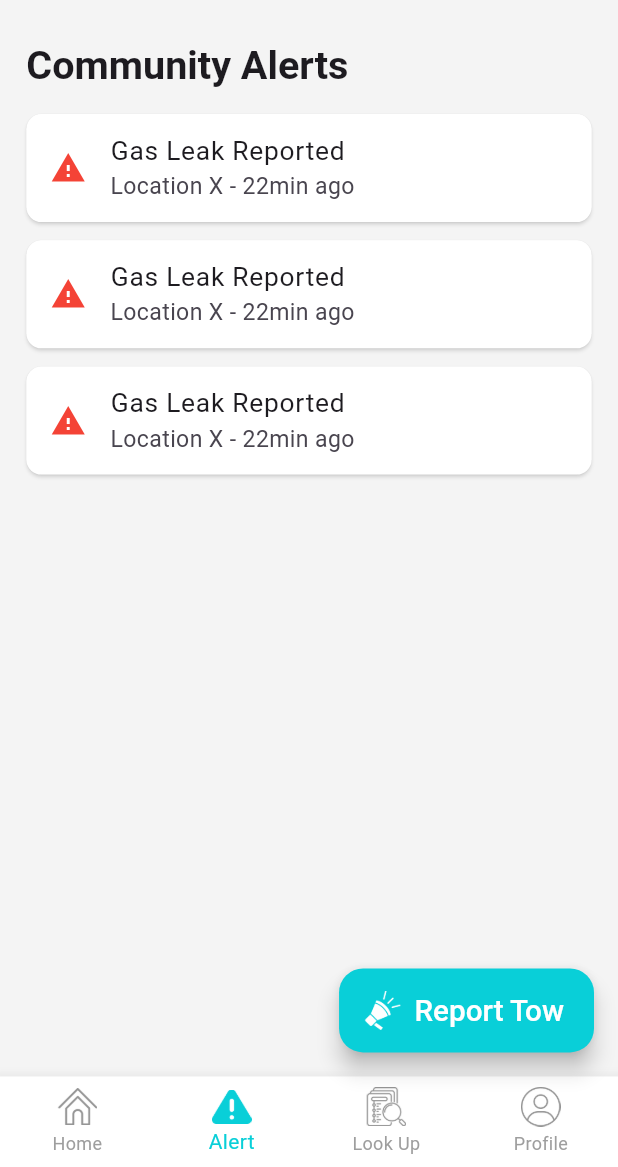
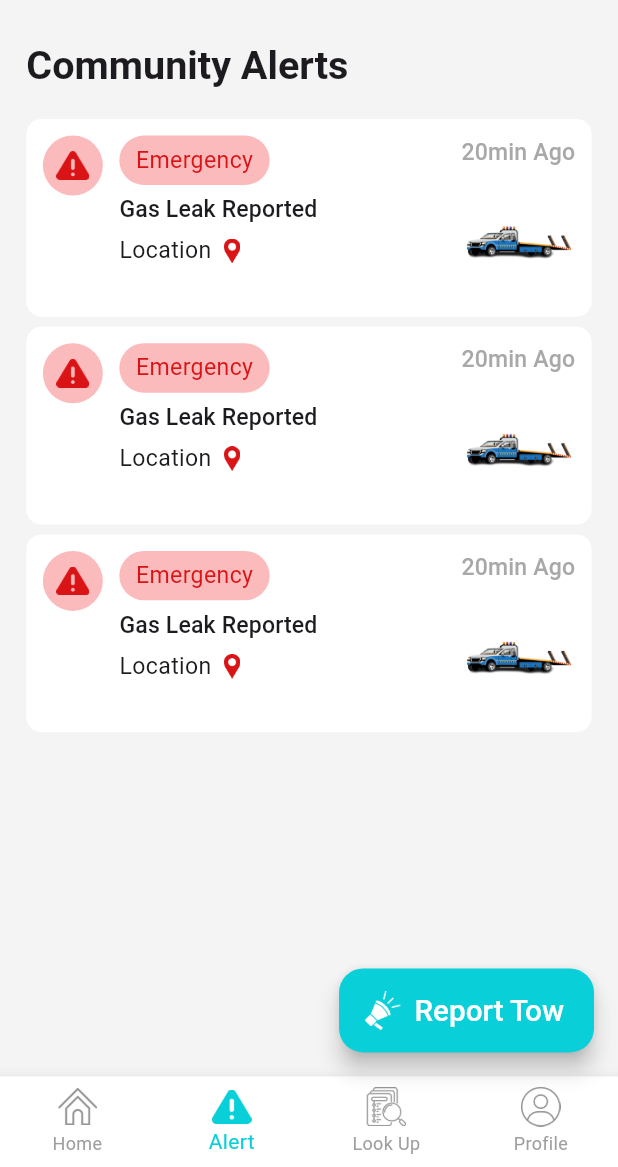
Before and after one commit to gm6534/towtrackwhiz, a Flutter app: the DashboardScreen screen opened by its route, item 2 of the bottom bar chosen, on a phone screen of 412 x 824 dp, the part 69-1236 px from its top. Run offline on Flutter 3.47's test engine with Material 3 defaults, Android fonts, the phone set to English and light mode, and no system bars; our stand-ins replace connectivity_plus, firebase_core, firebase_messaging, flutter_dotenv, flutter_screenutil, fluttertoast and 6 more; accounts and stored records are empty; project files that could hold a hidden picture were left out.

Commit message:
improve ui

```diff
--- a/lib/Controller/Dashboard/dashboard_controller.dart
+++ b/lib/Controller/Dashboard/dashboard_controller.dart
@@ -1,6 +1,6 @@
 import 'package:flutter/cupertino.dart';
 import 'package:get/get.dart';
-import 'package:towtrackwhiz/View/Dashboard/report_tow_activity_dialog.dart';
+import 'package:towtrackwhiz/View/Dashboard/Common/report_tow_activity_dialog.dart';
 
 import '../../../View/Auth/profile_screen.dart';
 import '../../../View/Dashboard/Alert/alert_screen.dart';
--- a/lib/Core/Utils/app_colors.dart
+++ b/lib/Core/Utils/app_colors.dart
@@ -6,7 +6,8 @@ class AppColors {
   static const Color white = Color(0xFFFFFFFF);
   static const Color secondary = Color(0xFF8CB8FA);
   static const Color btnRed = Color(0xFFFF4F6D);
-  static const Color redColor = Colors.red;
+  static const Color lightRed = Color(0xFFFBBABB);
+  static const Color redColor = Color(0xFFD91316);
   static const Color greyColor = Colors.grey;
   static const Color darkGreyColor = Colors.black54;
   static const Color black = Colors.black87;
--- a/lib/View/Dashboard/Alert/alert_screen.dart
+++ b/lib/View/Dashboard/Alert/alert_screen.dart
@@ -1,6 +1,8 @@
 import 'package:flutter/material.dart';
 import 'package:flutter_screenutil/flutter_screenutil.dart';
 import 'package:get/get.dart';
+
+import '../Common/alert_card_widget.dart';
 
 class AlertScreen extends StatelessWidget {
   const AlertScreen({super.key});
@@ -16,14 +18,7 @@ class AlertScreen extends StatelessWidget {
           child: ListView.builder(
             itemCount: 3,
             itemBuilder: (context, index) {
-              return Card(
-                margin: EdgeInsets.only(bottom: 12.h),
-                child: ListTile(
-                  leading: const Icon(Icons.warning, color: Colors.red),
-                  title: const Text("Gas Leak Reported"),
-                  subtitle: const Text("Location X - 22min ago"),
-                ),
-              );
+              return AlertCardWidget();
             },
           ),
         ),
--- /dev/null
+++ b/lib/View/Dashboard/Common/alert_card_widget.dart
@@ -0,0 +1,101 @@
+import 'package:flutter/material.dart';
+import 'package:flutter_screenutil/flutter_screenutil.dart';
+import 'package:get/get.dart';
+import 'package:towtrackwhiz/Core/Constants/app_strings.dart';
+import 'package:towtrackwhiz/Core/Utils/app_colors.dart';
+
+class AlertCardWidget extends StatelessWidget {
+  const AlertCardWidget({super.key});
+
+  @override
+  Widget build(BuildContext context) {
+    return Container(
+      padding: EdgeInsets.all(10.w),
+      margin: EdgeInsets.symmetric(vertical: 3.w),
+      decoration: BoxDecoration(
+        color: AppColors.white,
+        borderRadius: BorderRadius.circular(10.r),
+      ),
+      child: Row(
+        mainAxisSize: MainAxisSize.min,
+        crossAxisAlignment: CrossAxisAlignment.start,
+        spacing: 10.w,
+        children: [
+          CircleAvatar(
+            backgroundColor: AppColors.lightRed,
+            child: Center(
+              child: Image.asset(ImgPath.alertIcon, height: 20.w, width: 20.w),
+            ),
+          ),
+          Expanded(
+            child: Column(
+              crossAxisAlignment: CrossAxisAlignment.start,
+              spacing: 5.w,
+              children: [
+                Container(
+                  padding: EdgeInsets.symmetric(
+                    vertical: 5.w,
+                    horizontal: 10.w,
+                  ),
+                  decoration: BoxDecoration(
+                    color: AppColors.lightRed,
+                    borderRadius: BorderRadius.circular(20.r),
+                  ),
+                  child: Text(
+                    "Emergency",
+                    style: Get.textTheme.bodyMedium?.copyWith(
+                      color: AppColors.redColor,
+                    ),
+                  ),
+                ),
+                Text("Gas Leak Reported", style: Get.textTheme.labelLarge),
+                Row(
+                  spacing: 5.w,
+                  children: [
+                    Text("Location", style: Get.textTheme.bodyMedium),
+                    Image.asset(
+                      ImgPath.locationIcon,
+                      height: 15.w,
+                      width: 15.w,
+                    ),
+                  ],
+                ),
+              ],
+            ),
+          ),
+          Column(
+            spacing: 10.w,
+            crossAxisAlignment: CrossAxisAlignment.end,
+            children: [
+              Text(
+                "20min Ago",
+                style: Get.textTheme.labelLarge?.copyWith(
+                  color: AppColors.greyColor.withValues(alpha: 0.9),
+                ),
+              ),
+              Image.asset(ImgPath.tow1Png, height: 70.w, width: 70.w),
+            ],
+          ),
+        ],
+      ),
+    );
+  }
+
+  Widget _buildLocationPoint(String point) {
+    return Padding(
+      padding: EdgeInsets.only(left: 8.w, bottom: 4.h),
+      child: Row(
+        crossAxisAlignment: CrossAxisAlignment.start,
+        children: [
+          Text('• ', style: TextStyle(fontSize: 16.sp, color: Colors.red)),
+          Expanded(
+            child: Text(
+              point,
+              style: TextStyle(fontSize: 14.sp, color: Colors.red[900]),
+            ),
+          ),
+        ],
+      ),
+    );
+  }
+}
--- a/lib/View/Dashboard/dashboard_screen.dart
+++ b/lib/View/Dashboard/dashboard_screen.dart
@@ -2,7 +2,7 @@ import 'package:flutter/material.dart';
 import 'package:flutter_screenutil/flutter_screenutil.dart';
 import 'package:get/get.dart';
 import 'package:towtrackwhiz/Core/Common/Widgets/base_scaffold.dart';
-import 'package:towtrackwhiz/View/Dashboard/report_tow_activity_dialog.dart';
+import 'package:towtrackwhiz/View/Dashboard/Common/report_tow_activity_dialog.dart';
 import 'package:towtrackwhiz/Core/Constants/app_strings.dart';
 import 'package:towtrackwhiz/Core/Utils/app_colors.dart';
 
```
Also changed, not shown: lib/View/Dashboard/Common/report_tow_activity_dialog.dart (renamed from lib/View/Dashboard/report_tow_activity_dialog.dart).
